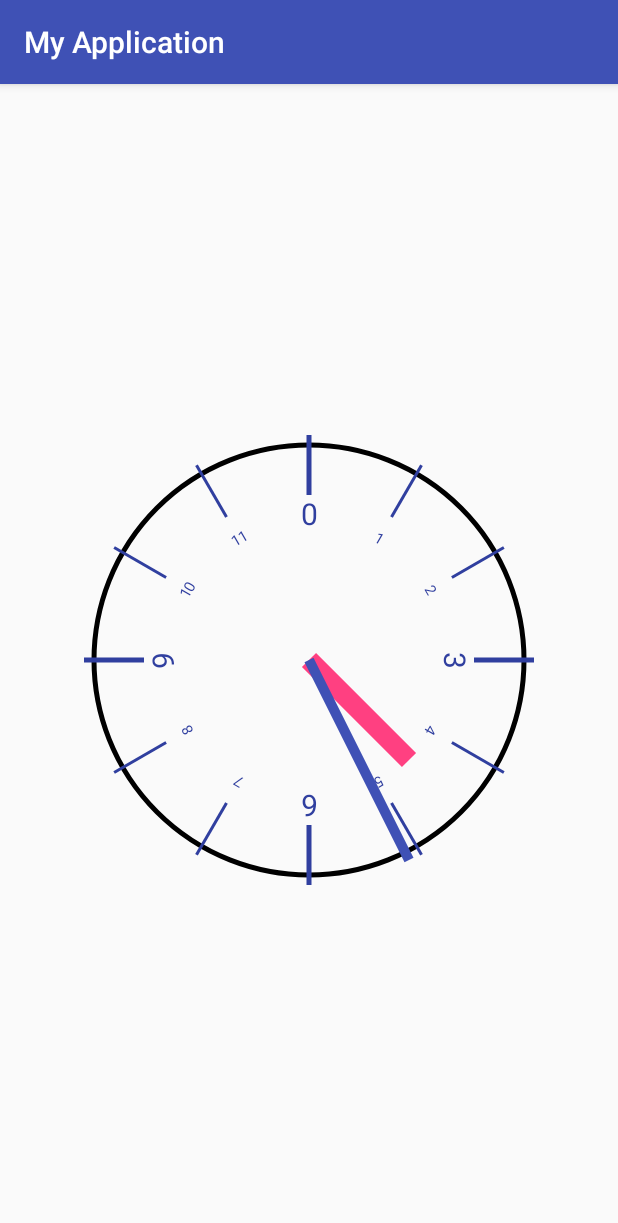
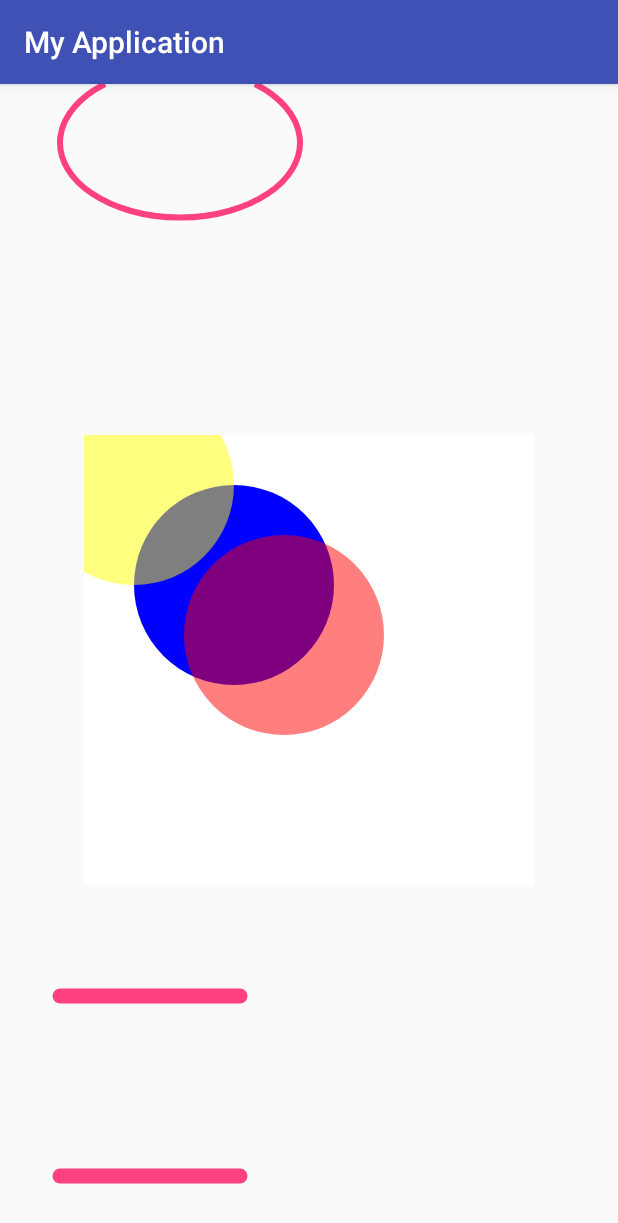
Before and after one commit to liuchch/AndroidTest, an Android app: the DialActivity screen opened directly, with no data from a screen before it, on a phone screen of 412 x 824 dp. Shown: the top 1223 px of the screen. Run offline under Robolectric (Android 15) with nearby library versions, the phone set to English and light mode, and no system bars.

Commit message:
添加dial及部分动画

```diff
--- a/app/build.gradle
+++ b/app/build.gradle
@@ -4,11 +4,12 @@ android {
     compileSdkVersion 28
     defaultConfig {
         applicationId "com.example.liu.myapplication"
-        minSdkVersion 19
+        minSdkVersion 21
         targetSdkVersion 28
         versionCode 1
         versionName "1.0"
         testInstrumentationRunner "android.support.test.runner.AndroidJUnitRunner"
+        vectorDrawables.useSupportLibrary = true
     }
     buildTypes {
         release {
@@ -16,18 +17,18 @@ android {
             proguardFiles getDefaultProguardFile('proguard-android.txt'), 'proguard-rules.pro'
         }
     }
+    compileOptions {
+    }
 }
 
 dependencies {
-    implementation fileTree(dir: 'libs', include: ['*.jar'])
+    implementation fileTree(include: ['*.jar'], dir: 'libs')
     implementation 'com.android.support:appcompat-v7:28.0.0'
     implementation 'com.android.support.constraint:constraint-layout:1.1.3'
     testImplementation 'junit:junit:4.12'
     androidTestImplementation 'com.android.support.test:runner:1.0.2'
     androidTestImplementation 'com.android.support.test.espresso:espresso-core:3.0.2'
-
     implementation 'com.squareup.okhttp3:okhttp:3.12.1'
-
     implementation 'com.jakewharton:butterknife:8.8.1'
     annotationProcessor 'com.jakewharton:butterknife-compiler:8.8.1'
 }
--- a/app/src/main/java/com/example/liu/myapplication/DialActivity.java
+++ b/app/src/main/java/com/example/liu/myapplication/DialActivity.java
@@ -1,18 +1,40 @@
 package com.example.liu.myapplication;
 
+import android.graphics.drawable.Animatable;
+import android.graphics.drawable.Drawable;
 import android.support.v7.app.AppCompatActivity;
 import android.os.Bundle;
+import android.view.View;
+import android.widget.ImageView;
 
 
 public class DialActivity extends AppCompatActivity {
+
+    ImageView ivLine;
 
     @Override
     protected void onCreate(Bundle savedInstanceState) {
         super.onCreate(savedInstanceState);
         setContentView(R.layout.activity_dial);
+
+        ((Animatable)((ImageView)findViewById(R.id.image)).getDrawable()).start();
+
+        ivLine = (ImageView) findViewById(R.id.iv_line);
+        ivLine.setOnClickListener(new View.OnClickListener() {
+            @Override
+            public void onClick(View v) {
+                animateLine();
+            }
+        });
+    }
+
+    private void animateLine() {
+        Drawable drawable = ivLine.getDrawable();
+        if (drawable instanceof Animatable) {
+            ((Animatable) drawable).start();
+        }
+
     }
 
 
-
-
 }
--- a/app/src/main/java/com/example/liu/myapplication/view/DialView.java
+++ b/app/src/main/java/com/example/liu/myapplication/view/DialView.java
@@ -2,6 +2,7 @@ package com.example.liu.myapplication.view;
 
 import android.content.Context;
 import android.graphics.Canvas;
+import android.graphics.Color;
 import android.graphics.Paint;
 import android.support.annotation.Nullable;
 import android.util.AttributeSet;
@@ -20,6 +21,7 @@ public class DialView extends View {
     private Paint paintDegree;
     private int radius;
 
+
     public DialView(Context context, @Nullable AttributeSet attrs) {
         super(context, attrs);
     }
@@ -36,9 +38,23 @@ public class DialView extends View {
     protected void onDraw(Canvas canvas) {
         super.onDraw(canvas);
 
-        drawCircle(canvas);
-        drawDegree(canvas);
-        drawPointer(canvas);
+        canvas.drawColor(Color.WHITE);
+        Paint paint = new Paint();
+        paint.setColor(Color.BLUE);
+        canvas.drawCircle(150,150,100,paint);
+
+        canvas.saveLayerAlpha(0,0,600,600,127,Canvas.ALL_SAVE_FLAG);
+        paint.setColor(Color.RED);
+        canvas.drawCircle(200,200,100,paint);
+        canvas.restore();
+        canvas.saveLayerAlpha(0,0,600,600,127,Canvas.ALL_SAVE_FLAG);
+        paint.setColor(Color.YELLOW);
+        canvas.drawCircle(50,50,100,paint);
+        canvas.restore();
+
+//        drawCircle(canvas);
+//        drawDegree(canvas);
+//        drawPointer(canvas);
     }
 
     private void drawCircle(Canvas canvas) {
--- /dev/null
+++ b/app/src/main/res/animator/anim_path1.xml
@@ -0,0 +1,8 @@
+<?xml version="1.0" encoding="utf-8"?>
+<objectAnimator xmlns:android="http://schemas.android.com/apk/res/android"
+    android:duration="4000"
+    android:propertyName="rotation"
+    android:valueFrom="0"
+    android:valueTo="360">
+
+</objectAnimator>
--- /dev/null
+++ b/app/src/main/res/animator/line_path1.xml
@@ -0,0 +1,9 @@
+<?xml version="1.0" encoding="utf-8"?>
+<objectAnimator xmlns:android="http://schemas.android.com/apk/res/android"
+    android:duration="1000"
+    android:propertyName="pathData"
+    android:valueFrom="M 20,80 L 50,80 80,80"
+    android:valueTo="M 20,80 L 50,50 80,80"
+    android:valueType="pathType"
+    android:interpolator="@android:anim/bounce_interpolator"
+    />
--- /dev/null
+++ b/app/src/main/res/animator/line_path2.xml
@@ -0,0 +1,9 @@
+<?xml version="1.0" encoding="utf-8"?>
+<objectAnimator xmlns:android="http://schemas.android.com/apk/res/android"
+    android:duration="1000"
+    android:propertyName="pathData"
+    android:valueFrom="M 20,20 L 50,20 80,20"
+    android:valueTo="M 20,20 L 50,50 80,20"
+    android:valueType="pathType"
+    android:interpolator="@android:anim/bounce_interpolator"
+    />
--- /dev/null
+++ b/app/src/main/res/drawable/anim_vector.xml
@@ -0,0 +1,9 @@
+<?xml version="1.0" encoding="utf-8"?>
+<animated-vector xmlns:android="http://schemas.android.com/apk/res/android"
+    android:drawable="@drawable/vector">
+
+    <target
+        android:animation="@animator/anim_path1"
+        android:name="test"/>
+
+</animated-vector>
--- /dev/null
+++ b/app/src/main/res/drawable/animated_vector_line.xml
@@ -0,0 +1,13 @@
+<?xml version="1.0" encoding="utf-8"?>
+<animated-vector xmlns:android="http://schemas.android.com/apk/res/android"
+    android:drawable="@drawable/vector_line">
+
+    <target
+        android:animation="@animator/line_path1"
+        android:name="pathLine1"/>
+
+    <target
+        android:animation="@animator/line_path2"
+        android:name="pathLine2"/>
+
+</animated-vector>
--- /dev/null
+++ b/app/src/main/res/drawable/vector.xml
@@ -0,0 +1,19 @@
+<?xml version="1.0" encoding="utf-8"?>
+<vector xmlns:android="http://schemas.android.com/apk/res/android"
+    android:height="200dp"
+    android:width="200dp"
+    android:viewportHeight="100"
+    android:viewportWidth="100">
+
+    <group
+        android:name="test"
+        android:rotation="0">
+        <path
+            android:strokeColor="@color/colorAccent"
+            android:strokeWidth="2"
+            android:pathData=
+                "M 25 0
+                a 40 25, 0, 1, 0 50 0"/>
+    </group>
+
+</vector>
--- /dev/null
+++ b/app/src/main/res/drawable/vector_line.xml
@@ -0,0 +1,27 @@
+<?xml version="1.0" encoding="utf-8"?>
+<vector xmlns:android="http://schemas.android.com/apk/res/android"
+    android:height="200dp"
+    android:width="200dp"
+    android:viewportWidth="100"
+    android:viewportHeight="100">
+
+    <group>
+        <path
+            android:name="pathLine1"
+            android:strokeColor="@color/colorAccent"
+            android:strokeWidth="5"
+            android:strokeLineCap="round"
+            android:pathData="M 20,80 L 50,80 80,80"
+            />
+
+        <path
+            android:name="pathLine2"
+            android:strokeColor="@color/colorAccent"
+            android:strokeWidth="5"
+            android:strokeLineCap="round"
+            android:pathData="M 20,20 L 50,20 80,20"
+            />
+
+    </group>
+
+</vector>
--- a/app/src/main/res/layout/activity_dial.xml
+++ b/app/src/main/res/layout/activity_dial.xml
@@ -14,5 +14,21 @@
         android:layout_centerHorizontal="true"
         />
 
+    <ImageView
+        android:id="@+id/image"
+        android:layout_width="wrap_content"
+        android:layout_height="wrap_content"
+        android:src="@drawable/anim_vector"
+        android:layout_marginStart="20dp"
+        />
+
+    <ImageView
+        android:id="@+id/iv_line"
+        android:layout_width="wrap_content"
+        android:layout_height="wrap_content"
+        android:src="@drawable/animated_vector_line"
+        android:layout_alignParentBottom="true"
+        />
+
 
 </RelativeLayout>
```
